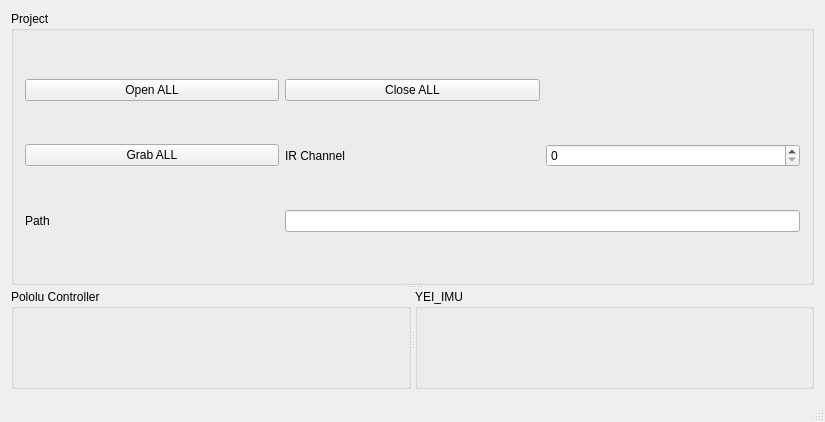
This is mainwindow.ui in SilvioGiancola/OdroidXU4 as Qt 5 draws it before an edit. The edited form follows.
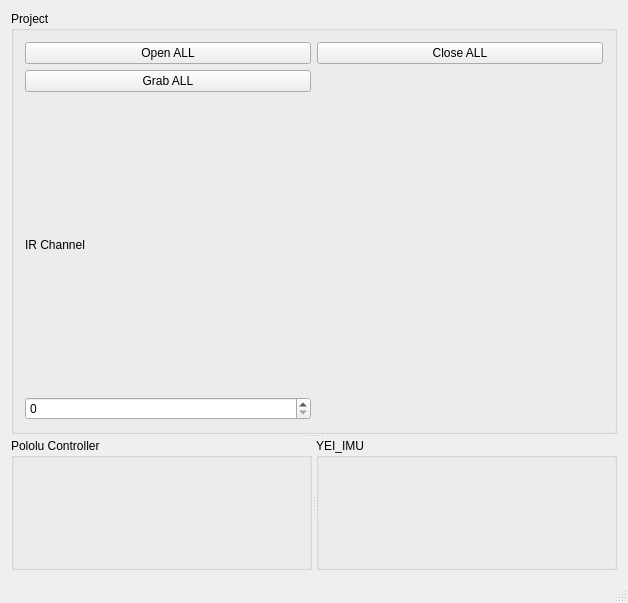
This is the edited form. Custom widgets are drawn as their Qt base class.

Patch:
```diff
--- a/mainwindow.ui
+++ b/mainwindow.ui
@@ -6,8 +6,8 @@
    <rect>
     <x>0</x>
     <y>0</y>
-    <width>825</width>
-    <height>422</height>
+    <width>628</width>
+    <height>603</height>
    </rect>
   </property>
   <property name="windowTitle">
@@ -38,34 +38,6 @@
           </property>
          </widget>
         </item>
-        <item row="2" column="3">
-         <widget class="QSpinBox" name="spinBox_indexChannel">
-          <property name="maximum">
-           <number>5</number>
-          </property>
-         </widget>
-        </item>
-        <item row="3" column="2" colspan="2">
-         <widget class="QLineEdit" name="lineEdit_path">
-          <property name="text">
-           <string/>
-          </property>
-         </widget>
-        </item>
-        <item row="2" column="2">
-         <widget class="QLabel" name="label">
-          <property name="text">
-           <string>IR Channel</string>
-          </property>
-         </widget>
-        </item>
-        <item row="3" column="1">
-         <widget class="QLabel" name="label_2">
-          <property name="text">
-           <string>Path</string>
-          </property>
-         </widget>
-        </item>
         <item row="0" column="2">
          <widget class="QPushButton" name="pushButton_closeall">
           <property name="text">
@@ -80,6 +52,20 @@
           </property>
          </widget>
         </item>
+        <item row="3" column="1">
+         <widget class="QLabel" name="label">
+          <property name="text">
+           <string>IR Channel</string>
+          </property>
+         </widget>
+        </item>
+        <item row="4" column="1">
+         <widget class="QSpinBox" name="spinBox_indexChannel">
+          <property name="maximum">
+           <number>5</number>
+          </property>
+         </widget>
+        </item>
        </layout>
        <zorder>pushButton_graball</zorder>
        <zorder>spinBox_indexChannel</zorder>
```
Left out of the diff: 65 changed lines with no effect on the pictures.
